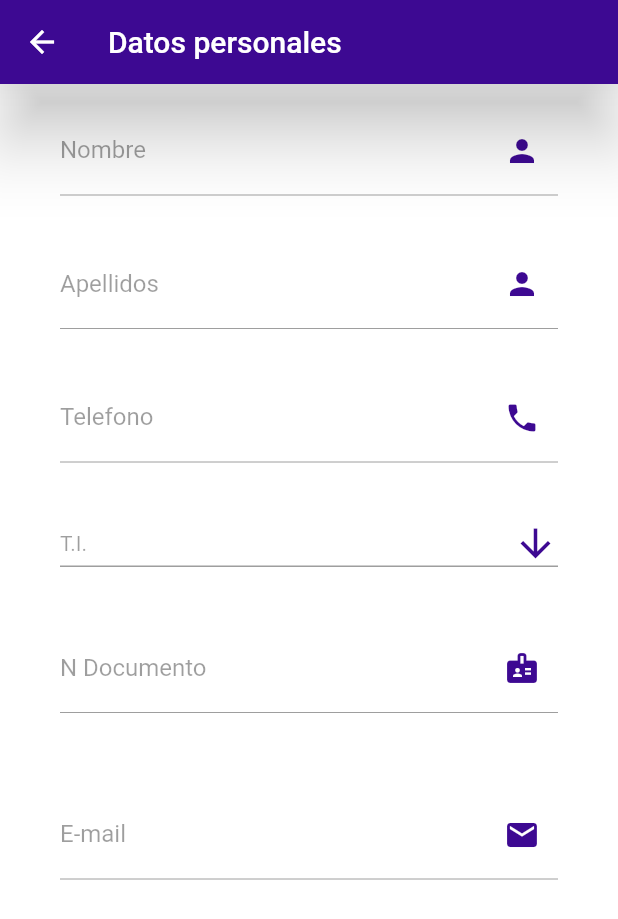
After one commit to NicoEPS03/GradoConductor, a Flutter app: the Cuenta screen opened directly, after a tap on the "edit" icon, on a phone screen of 412 x 824 dp. The commit adds this screen. Shown: the top 919 px of the screen. Run offline on Flutter 3.47's test engine with Material 2 defaults, Android fonts, the phone set to English and light mode, and no system bars; our stand-ins replace firebase_auth, firebase_core, firebase_database, flutter_svg; accounts and stored records are empty.

Commit message:
Ventande cuenta, login, vehiculo, datos personales, ganancias y menu deslizable

```diff
--- /dev/null
+++ b/lib/Cuenta/Cuenta.dart
@@ -0,0 +1,75 @@
+import 'package:firebase_database/firebase_database.dart';
+import 'package:flutter/material.dart';
+import 'package:flutter_svg/svg.dart';
+import 'package:proyecto_grado_conductor/Cuenta/DatosPersonales.dart';
+import 'package:proyecto_grado_conductor/Cuenta/FooterCuenta.dart';
+import 'package:proyecto_grado_conductor/Login/NavigationDrawerWidget.dart';
+import 'HeaderCuenta.dart';
+
+///Pantalla de configuración de cuenta
+class Cuenta extends StatelessWidget {
+  final database = FirebaseDatabase.instance.reference().child('Pasajeros');
+
+  @override
+  Widget build(BuildContext context) {
+    Size size = MediaQuery.of(context).size;
+    String _nombre = 'Jorge';
+    String _apellido = 'Nitales';
+
+          return Scaffold(
+            drawer: NavigationDrawerWidget(nombre: _nombre),
+            appBar: AppBar(
+              elevation: 0,
+              leading: Builder(
+                builder: (BuildContext context) {
+                  return IconButton(
+                    icon: SvgPicture.asset("assets/icons/menu.svg"),
+                    onPressed: () {
+                      Scaffold.of(context).openDrawer();
+                    },
+                  );
+                },
+              ),
+              title: Text('Cuenta'),
+            ),
+            body: SingleChildScrollView(
+              child: Column(
+                children: <Widget>[
+                  HeaderCuenta(size: size),
+                  Container(
+                    child: Row(
+                      mainAxisAlignment: MainAxisAlignment.center,
+                      children: <Widget>[
+                        Text(
+                          _nombre + ' ' + _apellido,
+                          style: TextStyle(
+                              color: Colors.black,
+                              fontSize: MediaQuery.of(context).size.width / 18,
+                              fontWeight: FontWeight.bold),
+                        ),
+                        IconButton(
+                          onPressed: () {
+                            Navigator.push(context,
+                                MaterialPageRoute(builder: (context) {
+                                  return DatosPersonales();
+                                }));
+                          },
+                          icon: Icon(Icons.edit),
+                        ),
+                      ],
+                    ),
+                  ),
+                  Container(
+                    height: 100,
+                  ),
+                  FooterCuenta(size: size),
+                ],
+              ),
+            ),
+          );
+  }
+}
+/*        _   _       __  _   _
+ /|/ / / ` / / /  / /  /_/ /_`
+/ | / /_, /_/ /_,/ /  / / ._/  /_/|/|//_/
+ */
--- /dev/null
+++ b/lib/Cuenta/DatosPersonales.dart
@@ -0,0 +1,188 @@
+import 'package:firebase_database/firebase_database.dart';
+import 'package:flutter/material.dart';
+import '../constants.dart';
+
+///Pantalla de datos personales
+class DatosPersonales extends StatefulWidget {
+  @override
+  _DatosPersonalesState createState() => _DatosPersonalesState();
+}
+
+class _DatosPersonalesState extends State<DatosPersonales> {
+  final database = FirebaseDatabase.instance.reference().child('Pasajeros');
+
+  String dropdownValue = 'T.I.';
+  var visibility = false;
+  var visibility2 = false;
+
+  final _nombreController = TextEditingController();
+  final _apellidoController = TextEditingController();
+  final _telefonoController = TextEditingController();
+  final _num_documentoController = TextEditingController();
+  final _correoController = TextEditingController();
+
+  final _formKey = GlobalKey<FormState>();
+
+  @override
+  Widget build(BuildContext context) {
+    Size size = MediaQuery.of(context).size;
+
+    return Scaffold(
+            appBar: AppBar(
+              title: Text("Datos personales"),
+              backgroundColor: kPrimaryColor,
+              elevation: 20,
+            ),
+            body: Container(
+              height: size.height,
+              width: double.infinity,
+              child: Stack(
+                alignment: Alignment.topLeft,
+                children: <Widget>[
+                  SingleChildScrollView(
+                      child: Column(
+                        mainAxisAlignment: MainAxisAlignment.center,
+                        children: <Widget>[
+                          Container(
+                            margin: EdgeInsets.symmetric(vertical: 10, horizontal: 20),
+                            padding: EdgeInsets.symmetric(horizontal: 20, vertical: 5),
+                            width: size.width,
+                            decoration: BoxDecoration(
+                              color: Colors.transparent,
+                            ),
+                            child: TextFormField(
+                              controller: _nombreController,
+                              enabled: false,
+                              decoration: InputDecoration(
+                                suffixIcon: Icon(
+                                  Icons.person,
+                                  color: kPrimaryColor,
+                                ),
+                                hintText: "Nombre",
+                                labelText: "Nombre",
+                              ),
+                            ),
+                          ),
+                          Container(
+                            margin: EdgeInsets.symmetric(vertical: 10, horizontal: 20),
+                            padding: EdgeInsets.symmetric(horizontal: 20, vertical: 5),
+                            width: size.width,
+                            decoration: BoxDecoration(
+                              color: Colors.transparent,
+                            ),
+                            child: TextFormField(
+                              controller: _apellidoController,
+                              enabled: false,
+                              decoration: InputDecoration(
+                                suffixIcon: Icon(
+                                  Icons.person,
+                                  color: kPrimaryColor,
+                                ),
+                                hintText: "Apellidos",
+                                labelText: "Apellidos",
+                              ),
+                            ),
+                          ),
+                          Container(
+                            margin: EdgeInsets.symmetric(vertical: 10, horizontal: 20),
+                            padding: EdgeInsets.symmetric(horizontal: 20, vertical: 5),
+                            width: size.width,
+                            decoration: BoxDecoration(
+                              color: Colors.transparent,
+                            ),
+                            child: TextFormField(
+                              controller: _telefonoController,
+                              enabled: false,
+                              decoration: InputDecoration(
+                                suffixIcon: Icon(
+                                  Icons.phone,
+                                  color: kPrimaryColor,
+                                ),
+                                hintText: "Telefono",
+                                labelText: "Telefono",
+                              ),
+                            ),
+                          ),
+                          Container(
+                            margin: EdgeInsets.symmetric(vertical: 10, horizontal: 20),
+                            padding: EdgeInsets.symmetric(horizontal: 20, vertical: 5),
+                            width: size.width,
+                            decoration: BoxDecoration(
+                              color: Colors.transparent,
+                            ),
+                            child: DropdownButton<String>(
+                              isExpanded: true,
+                              value: dropdownValue,
+                              icon: const Icon(Icons.arrow_downward, color: kPrimaryColor,),
+                              iconSize: 30,
+                              elevation: 16,
+                              style: const TextStyle(color: Colors.black87),
+                              underline: Container(
+                                height: 1,
+                                color: Colors.grey,
+                              ),
+                              onChanged: null,
+                              items: <String>['T.I.', 'C.C.', 'C.E.',]
+                                  .map<DropdownMenuItem<String>>((String value) {
+                                return DropdownMenuItem<String>(
+                                  value: value,
+                                  child: Text(value),
+                                );
+                              }).toList(),
+                            ),
+                          ),
+                          Container(
+                            margin: EdgeInsets.symmetric(vertical: 10, horizontal: 20),
+                            padding: EdgeInsets.symmetric(horizontal: 20, vertical: 5),
+                            width: size.width,
+                            decoration: BoxDecoration(
+                              color: Colors.transparent,
+                            ),
+                            child: TextFormField(
+                              controller: _num_documentoController,
+                              enabled: false,
+                              maxLength: 15,
+                              decoration: InputDecoration(
+                                suffixIcon: Icon(
+                                  Icons.badge,
+                                  color: kPrimaryColor,
+                                ),
+                                hintText: "N Documento",
+                                labelText: "N Documento",
+                              ),
+                            ),
+                          ),
+                          Container(
+                            margin: EdgeInsets.symmetric(vertical: 10, horizontal: 20),
+                            padding: EdgeInsets.symmetric(horizontal: 20, vertical: 5),
+                            width: size.width,
+                            decoration: BoxDecoration(
+                              color: Colors.transparent,
+                            ),
+                            child: TextFormField(
+                              controller: _correoController,
+                              enabled: false,
+                              decoration: InputDecoration(
+                                suffixIcon: Icon(
+                                  Icons.email,
+                                  color: kPrimaryColor,
+                                ),
+                                hintText: "E-mail",
+                                labelText: "E-mail",
+                              ),
+                            ),
+                          ),
+                        ],
+                      ),
+                  ),
+                ],
+              ),
+            ),
+    );
+  }
+}
+
+/*        _   _       __  _   _
+ /|/ / / ` / / /  / /  /_/ /_`
+/ | / /_, /_/ /_,/ /  / / ._/  /_/|/|//_/
+ */
--- /dev/null
+++ b/lib/Cuenta/FooterCuenta.dart
@@ -0,0 +1,71 @@
+import 'package:firebase_database/firebase_database.dart';
+import 'package:flutter/cupertino.dart';
+import 'package:flutter/material.dart';
+import 'package:proyecto_grado_conductor/Login/Login.dart';
+
+import '../constants.dart';
+
+///Pie de pagina de la pantalla de cuenta
+class FooterCuenta extends StatelessWidget {
+  const FooterCuenta({
+    Key? key,
+    required this.size
+  }) : super(key: key);
+
+  final Size size;
+
+  @override
+  Widget build(BuildContext context) {
+    final database = FirebaseDatabase.instance.reference().child('Pasajeros');
+
+    return Container(
+      height: size.height * 0.13,
+      child: Stack(
+        children: <Widget>[
+          Container(
+            margin: EdgeInsets.symmetric(horizontal: 20),
+            height: size.height * 0.13,
+            width: size.width - 20,
+            decoration: BoxDecoration(
+              boxShadow: [
+                BoxShadow(
+                  offset: Offset(0, 10),
+                  blurRadius: 50,
+                  color: KSecundaryColor.withOpacity(0.45),
+                ),
+              ],
+            ),
+            child: Column(
+              children: <Widget>[
+                FlatButton(
+                    color: kPrimaryColorCuenta,
+                    minWidth: size.width - 20,
+                    height: size.height * 0.13,
+                    onPressed: () {
+                      Navigator.push(context,
+                          MaterialPageRoute(builder: (context) {
+                            return Login();
+                          }));
+                    },
+                    child: Align(
+                        alignment: Alignment.centerLeft,
+                        child: Text(
+                          'Cerrar Sesión',
+                          style: TextStyle(
+                            color: Colors.black,
+                            fontSize: MediaQuery.of(context).size.width / 17,
+                          ),
+                        ))),
+              ],
+            ),
+          ),
+        ],
+      ),
+    );
+  }
+}
+
+/*        _   _       __  _   _
+ /|/ / / ` / / /  / /  /_/ /_`
+/ | / /_, /_/ /_,/ /  / / ._/  /_/|/|//_/
+ */
--- /dev/null
+++ b/lib/Cuenta/HeaderCuenta.dart
@@ -0,0 +1,60 @@
+import 'package:flutter/cupertino.dart';
+import 'package:flutter/material.dart';
+
+import '../constants.dart';
+
+///Cabecera de la pantalla cuenta
+class HeaderCuenta extends StatelessWidget {
+  const HeaderCuenta({
+    Key? key,
+    required this.size,
+  }) : super(key: key);
+
+  final Size size;
+
+  @override
+  Widget build(BuildContext context) {
+    return Container(
+      height: size.height * 0.43,
+      child: Stack(
+        children: <Widget>[
+          Container(
+            padding: EdgeInsets.only(
+              left: 20,
+              right: 20,
+            ),
+            height: size.height * 0.35,
+            decoration: BoxDecoration(
+              color: KSecundaryColor,
+            ),
+          ),
+          Positioned(
+            bottom: 0,
+            left: 0,
+            right: 0,
+            child: Container(
+              margin: EdgeInsets.all(20),
+              height: 150,
+              decoration: BoxDecoration(
+                shape: BoxShape.circle,
+                image: DecorationImage(
+                    image: Image.asset("assets/images/user.png").image),
+                boxShadow: [
+                  BoxShadow(
+                    offset: Offset(0, 10),
+                    blurRadius: 30,
+                    color: kPrimaryColor.withOpacity(0.5),
+                  ),
+                ],
+              ),
+            ),
+          ),
+        ],
+      ),
+    );
+  }
+}
+/*        _   _       __  _   _
+ /|/ / / ` / / /  / /  /_/ /_`
+/ | / /_, /_/ /_,/ /  / / ._/  /_/|/|//_/
+ */
```
Also changed, not shown: lib/Ganancias/Ganancias.dart (added, +41 -0 lines), lib/Login/Login.dart (+8 -4 lines), lib/Vehiculo/HeaderVehiculo.dart (added, +60 -0 lines), lib/Vehiculo/Vehiculo.dart (added, +64 -0 lines).
